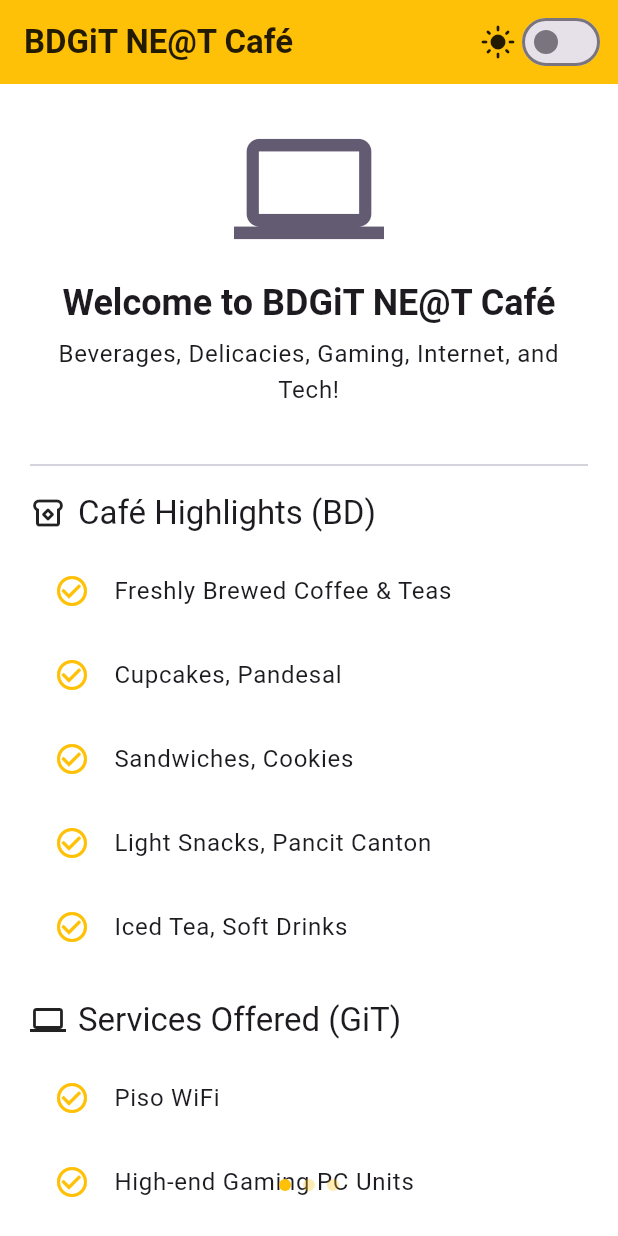
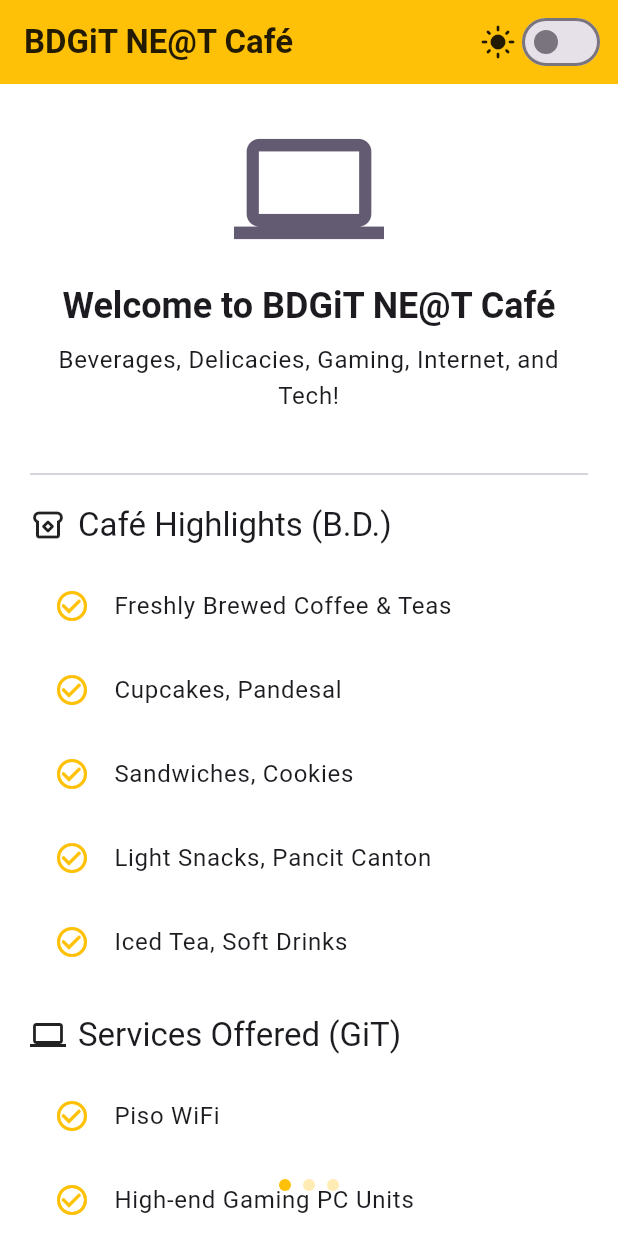
Before and after one commit to Cy2Kin3sis/NetCafeAd, a Flutter app: the screen it shows after launch, on a phone screen of 412 x 824 dp. Run offline on Flutter 3.47's test engine with Material 3 defaults, Android fonts, the light colour scheme and no system bars; our stand-ins replace shared_preferences.

Commit message:
Constants application

```diff
--- a/lib/screens.dart
+++ b/lib/screens.dart
@@ -1,5 +1,6 @@
 import 'package:flutter/material.dart';
 
+import 'constants.dart';
 import 'widgets.dart';
 
 class CafeInfoScreen extends StatelessWidget {
@@ -29,12 +30,11 @@ class CafeInfoScreen extends StatelessWidget {
           Center(
             child: Column(
               children: [
-                Icon(Icons.computer, size: 100, color: Theme.of(context).colorScheme.secondary),
-                const SizedBox(height: 10),
+                Icon(Icons.computer, size: 100, color: Theme.of(context).colorScheme.secondary), sbh12,
                 Text('Welcome to BDGiT NE@T Café',
-                    style: Theme.of(context).textTheme.headlineSmall?.copyWith(fontWeight: FontWeight.bold),
-                    textAlign: TextAlign.center),
-                const SizedBox(height: 6),
+                  style: Theme.of(context).textTheme.headlineSmall?.copyWith(fontWeight: FontWeight.bold),
+                  textAlign: TextAlign.center,
+                ), sbh8,
                 Text(
                   'Beverages, Delicacies, Gaming, Internet, and Tech!',
                   style: Theme.of(context).textTheme.bodyLarge,
@@ -43,17 +43,13 @@ class CafeInfoScreen extends StatelessWidget {
               ],
             ),
           ),
-          const SizedBox(height: 30),
-          const Divider(thickness: 1),
-          const SizedBox(height: 10),
+          sbh32, const Divider(thickness: 1), sbh12,
           Row(
             children: [
-              Icon(Icons.breakfast_dining_outlined),
-              const SizedBox(width: 8),
-              Text('Café Highlights (BD)', style: Theme.of(context).textTheme.titleLarge),
+              Icon(Icons.breakfast_dining_outlined), sbw8,
+              Text('Café Highlights (B.D.)', style: Theme.of(context).textTheme.titleLarge),
             ],
-          ),
-          const SizedBox(height: 10),
+          ), sbh12,
           ...[
             'Freshly Brewed Coffee & Teas',
             'Cupcakes, Pandesal',
@@ -64,15 +60,14 @@ class CafeInfoScreen extends StatelessWidget {
             leading: const Icon(Icons.check_circle_outline, color: Colors.amber),
             title: Text(highlight),
           )),
-          const SizedBox(height: 20),
+          sbh20,
           Row(
             children: [
               Icon(Icons.computer_outlined),
-              const SizedBox(width: 8),
+              sbw8,
               Text('Services Offered (GiT)', style: Theme.of(context).textTheme.titleLarge),
             ],
-          ),
-          const SizedBox(height: 10),
+          ), sbh12,
           ...[
             'Piso WiFi',
             'High-end Gaming PC Units',
@@ -83,19 +78,16 @@ class CafeInfoScreen extends StatelessWidget {
           ].map((service) => ListTile(
             leading: const Icon(Icons.check_circle_outline, color: Colors.amber),
             title: Text(service),
-          )),
-          const SizedBox(height: 20),
+          )), sbh20,
           Card(
             elevation: 2,
             child: Padding(
               padding: const EdgeInsets.all(16),
               child: Column(
                 children: [
-                  Icon(Icons.location_on, color: Colors.amber, size: 32),
-                  const SizedBox(height: 8),
+                  Icon(Icons.location_on, color: Colors.amber, size: 32), sbh8,
                   Text('Visit Us', style: Theme.of(context).textTheme.titleMedium?.copyWith(fontWeight: FontWeight.bold)),
-                  const SizedBox(height: 8),
-                  Text(
+                  sbh8, Text(
                     '📍 420 Diamond St., Sigbin Avenue, Biringan\n📞 0900 012 3456',
                     style: Theme.of(context).textTheme.bodyMedium,
                     textAlign: TextAlign.center,
@@ -131,7 +123,7 @@ class MeetTheTeamScreen extends StatelessWidget {
       body: ListView.separated(
         padding: const EdgeInsets.all(16),
         itemCount: executives.length,
-        separatorBuilder: (context, index) => const SizedBox(height: 12),
+        separatorBuilder: (context, index) => sbh12,
         itemBuilder: (context, index) {
           final member = executives[index];
           return Card(
@@ -145,14 +137,12 @@ class MeetTheTeamScreen extends StatelessWidget {
                     radius: 25,
                     backgroundColor: Colors.amber.withAlpha(50),
                     child: const Icon(Icons.person, size: 30, color: Colors.amber),
-                  ),
-                  const SizedBox(width: 16),
+                  ), sbw16,
                   Expanded(
                     child: Column(
                       crossAxisAlignment: CrossAxisAlignment.start,
                       children: [
-                        Text(member['name']!, style: Theme.of(context).textTheme.titleMedium?.copyWith(fontWeight: FontWeight.bold)),
-                        const SizedBox(height: 4),
+                        Text(member['name']!, style: Theme.of(context).textTheme.titleMedium?.copyWith(fontWeight: FontWeight.bold)), sbh4,
                         Text(member['role']!, style: Theme.of(context).textTheme.bodyMedium),
                       ],
                     ),
@@ -198,9 +188,8 @@ class BusinessLoreScreen extends StatelessWidget {
                   SizedBox(
                     width: 80,
                     child: Text(item['year']!, style: TextStyle(fontWeight: FontWeight.bold, fontSize: 16, color: Theme.of(context).colorScheme.primary)),
-                  ),
-                  const SizedBox(width: 12),
-                  Expanded(child: Text(item['event']!, style: const TextStyle(fontSize: 15))),
+                  ), sbw12,
+                  Expanded(child: Text(item['event']!, style: b2)),
                 ],
               ),
             );
```
